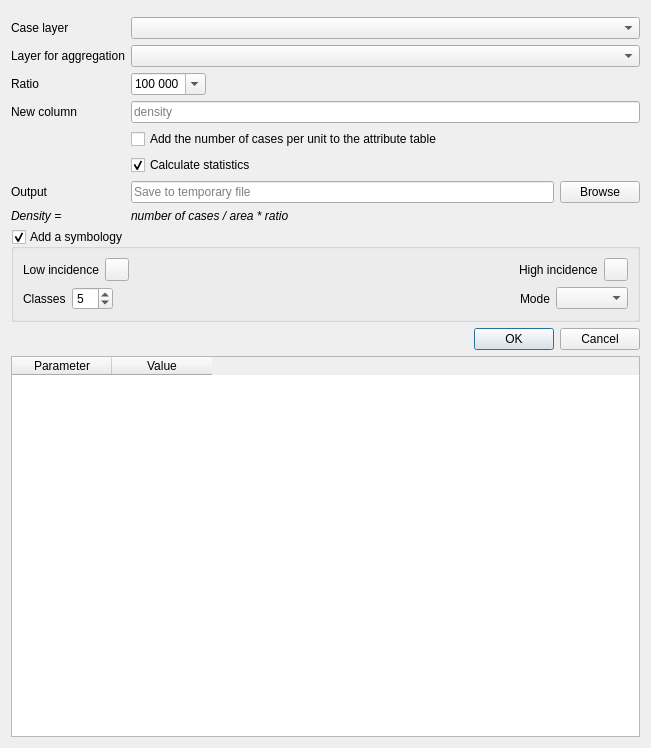
Before: the Qt Designer form ui/analysis/density.ui in Gustry/GeoHealth, drawn with Qt 5.
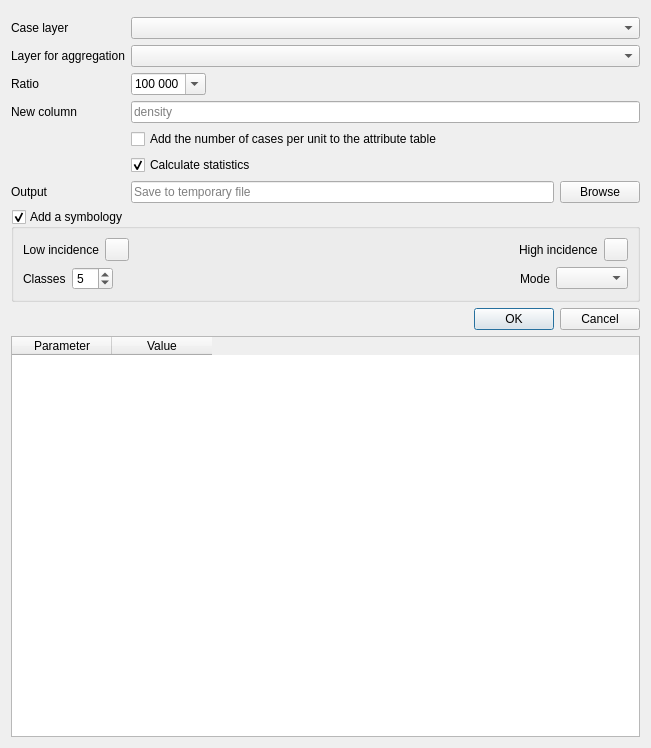
After: the same form once the commit is applied. Custom widgets are drawn as their Qt base class.

```diff
--- a/ui/analysis/density.ui
+++ b/ui/analysis/density.ui
@@ -135,20 +135,6 @@
        </property>
       </widget>
      </item>
-     <item row="7" column="0">
-      <widget class="QLabel" name="label_7">
-       <property name="text">
-        <string>&lt;html&gt;&lt;head/&gt;&lt;body&gt;&lt;p&gt;&lt;span style=&quot; font-style:italic;&quot;&gt;Density =&lt;/span&gt;&lt;/p&gt;&lt;/body&gt;&lt;/html&gt;</string>
-       </property>
-      </widget>
-     </item>
-     <item row="7" column="1">
-      <widget class="QLabel" name="label_8">
-       <property name="text">
-        <string>&lt;html&gt;&lt;head/&gt;&lt;body&gt;&lt;p&gt;&lt;span style=&quot; font-style:italic;&quot;&gt;number of cases / area * ratio&lt;/span&gt;&lt;/p&gt;&lt;/body&gt;&lt;/html&gt;</string>
-       </property>
-      </widget>
-     </item>
      <item row="6" column="0">
       <widget class="QLabel" name="label_5">
        <property name="text">
```
Left out of the diff: 34 changed lines with no effect on the pictures.
